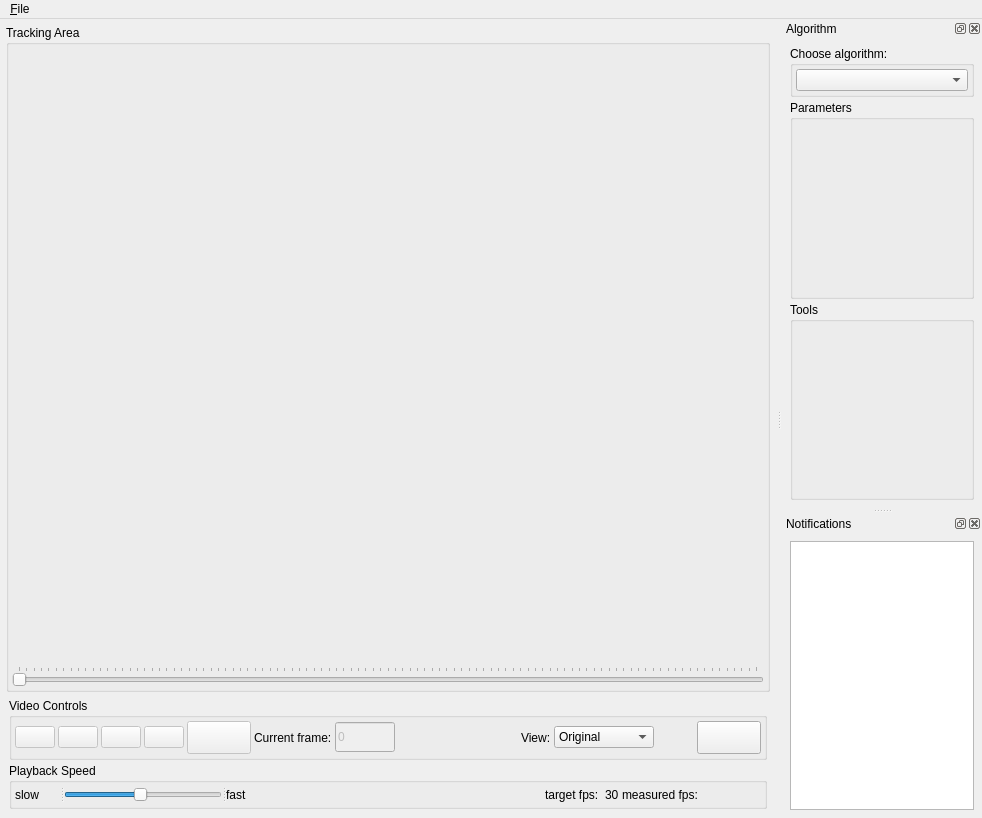
This is source/gui/BioTracker.ui in BioroboticsLab/biotracker_core as Qt 5 draws it before an edit. The edited form follows.
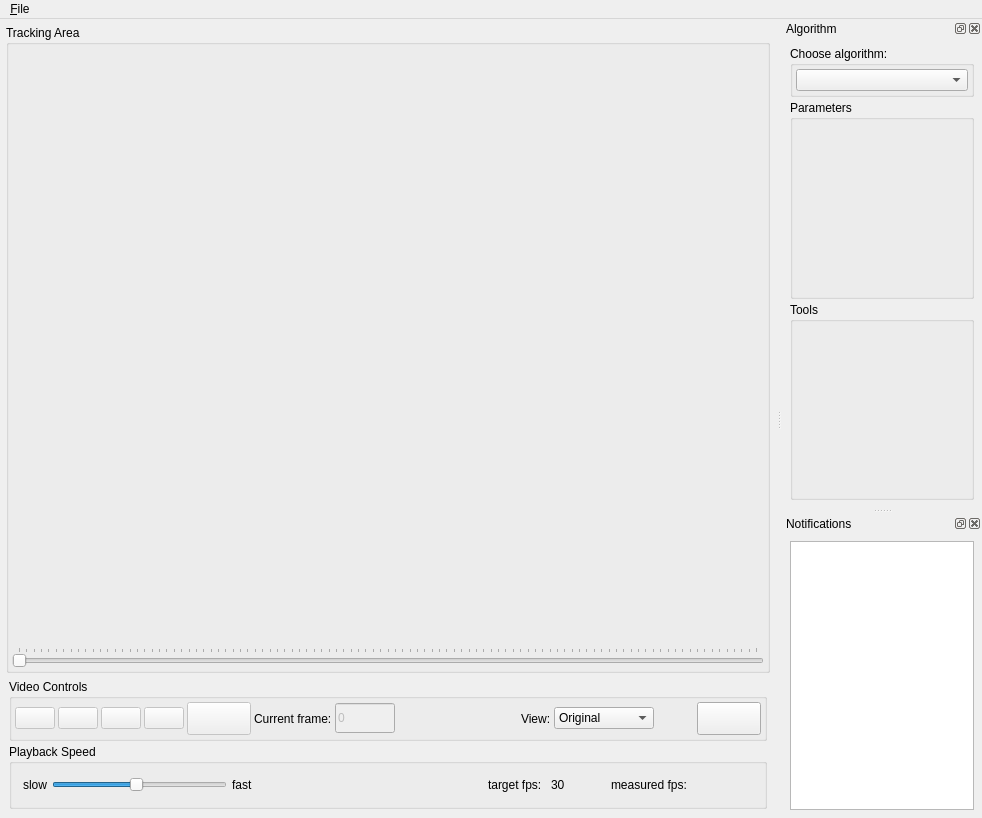
This is the edited form. Icons and pictures are not drawn. Custom widgets are drawn as their Qt base class.

Patch:
```diff
--- a/source/gui/BioTracker.ui
+++ b/source/gui/BioTracker.ui
@@ -496,48 +496,39 @@
              </item>
              <item>
               <widget class="QGroupBox" name="speed">
+               <property name="minimumSize">
+                <size>
+                 <width>0</width>
+                 <height>0</height>
+                </size>
+               </property>
                <property name="title">
                 <string>Playback Speed</string>
                </property>
+               <layout class="QHBoxLayout" name="horizontalLayout_3">
+                <item>
                <layout class="QHBoxLayout" name="horizontalLayout">
                 <property name="spacing">
-                 <number>3</number>
-                </property>
-                <property name="leftMargin">
-                 <number>3</number>
-                </property>
-                <property name="topMargin">
-                 <number>3</number>
-                </property>
-                <property name="rightMargin">
-                 <number>3</number>
-                </property>
-                <property name="bottomMargin">
-                 <number>3</number>
+                   <number>5</number>
                 </property>
                 <item>
-                 <widget class="QSplitter" name="splitter">
-                  <property name="sizePolicy">
-                   <sizepolicy hsizetype="Fixed" vsizetype="Preferred">
-                    <horstretch>0</horstretch>
-                    <verstretch>0</verstretch>
-                   </sizepolicy>
-                  </property>
-                  <property name="minimumSize">
-                   <size>
-                    <width>250</width>
-                    <height>0</height>
-                   </size>
-                  </property>
-                  <property name="orientation">
-                   <enum>Qt::Horizontal</enum>
-                  </property>
                   <widget class="QLabel" name="label_3">
+                    <property name="enabled">
+                     <bool>true</bool>
+                    </property>
                    <property name="text">
                     <string>slow</string>
                    </property>
                   </widget>
+                  </item>
+                  <item>
                   <widget class="QSlider" name="sld_speed">
+                    <property name="sizePolicy">
+                     <sizepolicy hsizetype="Expanding" vsizetype="Fixed">
+                      <horstretch>0</horstretch>
+                      <verstretch>0</verstretch>
+                     </sizepolicy>
+                    </property>
                    <property name="minimum">
                     <number>1</number>
                    </property>
@@ -554,12 +545,15 @@
                     <enum>Qt::Horizontal</enum>
                    </property>
                   </widget>
+                  </item>
+                  <item>
                   <widget class="QLabel" name="label_4">
                    <property name="text">
                     <string>fast</string>
                    </property>
                   </widget>
-                 </widget>
+                  </item>
+                 </layout>
                 </item>
                 <item>
                  <spacer name="horizontalSpacer_2">
@@ -568,8 +562,8 @@
                   </property>
                   <property name="sizeHint" stdset="0">
                    <size>
-                    <width>361</width>
-                    <height>17</height>
+                    <width>40</width>
+                    <height>20</height>
                    </size>
                   </property>
                  </spacer>
@@ -591,6 +585,22 @@
                   </property>
                  </widget>
                 </item>
+                <item>
+                 <spacer name="horizontalSpacer_4">
+                  <property name="orientation">
+                   <enum>Qt::Horizontal</enum>
+                  </property>
+                  <property name="sizeType">
+                   <enum>QSizePolicy::Preferred</enum>
+                  </property>
+                  <property name="sizeHint" stdset="0">
+                   <size>
+                    <width>40</width>
+                    <height>20</height>
+                   </size>
+                  </property>
+                 </spacer>
+                </item>
                 <item>
                  <widget class="QLabel" name="label">
                   <property name="sizePolicy">
```
Left out of the diff: 2 changed lines with no effect on the pictures. Lines whose indentation alone changed are shown as unchanged.
